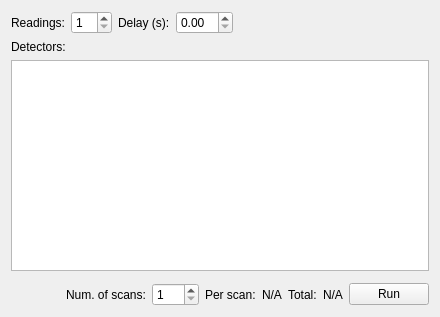
Before: the Qt Designer form src/firefly/plans/count.ui in spc-group/haven, drawn with Qt 5.
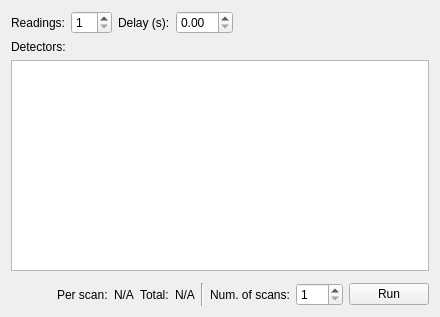
After: the same form once the commit is applied. Custom widgets are drawn as their Qt base class.

```diff
--- a/src/firefly/plans/count.ui
+++ b/src/firefly/plans/count.ui
@@ -101,6 +101,59 @@
        </property>
       </spacer>
      </item>
+     <item>
+      <widget class="QLabel" name="label_10">
+       <property name="toolTip">
+        <string>total exposure time for a single scan</string>
+       </property>
+       <property name="text">
+        <string>Per scan:</string>
+       </property>
+       <property name="alignment">
+        <set>Qt::AlignLeading|Qt::AlignLeft|Qt::AlignVCenter</set>
+       </property>
+      </widget>
+     </item>
+     <item>
+      <widget class="DurationLabel" name="scan_duration_label">
+       <property name="text">
+        <string>N/A</string>
+       </property>
+       <property name="alignment">
+        <set>Qt::AlignLeading|Qt::AlignLeft|Qt::AlignVCenter</set>
+       </property>
+      </widget>
+     </item>
+     <item>
+      <widget class="QLabel" name="label_12">
+       <property name="toolTip">
+        <string>total exposure time for a single scan</string>
+       </property>
+       <property name="text">
+        <string>Total:</string>
+       </property>
+       <property name="alignment">
+        <set>Qt::AlignLeading|Qt::AlignLeft|Qt::AlignVCenter</set>
+       </property>
+      </widget>
+     </item>
+     <item>
+      <widget class="DurationLabel" name="total_duration_label">
+       <property name="text">
+        <string>N/A</string>
+       </property>
+       <property name="alignment">
+        <set>Qt::AlignLeading|Qt::AlignLeft|Qt::AlignVCenter</set>
+       </property>
+      </widget>
+     </item>
+     <item>
+      <widget class="Line" name="line">
+       <property name="orientation">
+        <enum>Qt::Vertical</enum>
+       </property>
+      </widget>
+     </item>
      <item>
       <widget class="QLabel" name="label_11">
        <property name="toolTip">
@@ -124,52 +177,6 @@
        </property>
       </widget>
      </item>
-     <item>
-      <widget class="QLabel" name="label_10">
-       <property name="toolTip">
-        <string>total exposure time for a single scan</string>
-       </property>
-       <property name="text">
-        <string>Per scan:</string>
-       </property>
-       <property name="alignment">
-        <set>Qt::AlignLeading|Qt::AlignLeft|Qt::AlignVCenter</set>
-       </property>
-      </widget>
-     </item>
-     <item>
-      <widget class="DurationLabel" name="scan_duration_label">
-       <property name="text">
-        <string>N/A</string>
-       </property>
-       <property name="alignment">
-        <set>Qt::AlignLeading|Qt::AlignLeft|Qt::AlignVCenter</set>
-       </property>
-      </widget>
-     </item>
-     <item>
-      <widget class="QLabel" name="label_12">
-       <property name="toolTip">
-        <string>total exposure time for a single scan</string>
-       </property>
-       <property name="text">
-        <string>Total:</string>
-       </property>
-       <property name="alignment">
-        <set>Qt::AlignLeading|Qt::AlignLeft|Qt::AlignVCenter</set>
-       </property>
-      </widget>
-     </item>
-     <item>
-      <widget class="DurationLabel" name="total_duration_label">
-       <property name="text">
-        <string>N/A</string>
-       </property>
-       <property name="alignment">
-        <set>Qt::AlignLeading|Qt::AlignLeft|Qt::AlignVCenter</set>
-       </property>
-      </widget>
-     </item>
      <item>
       <widget class="QueueButton" name="run_button">
        <property name="text">
```
